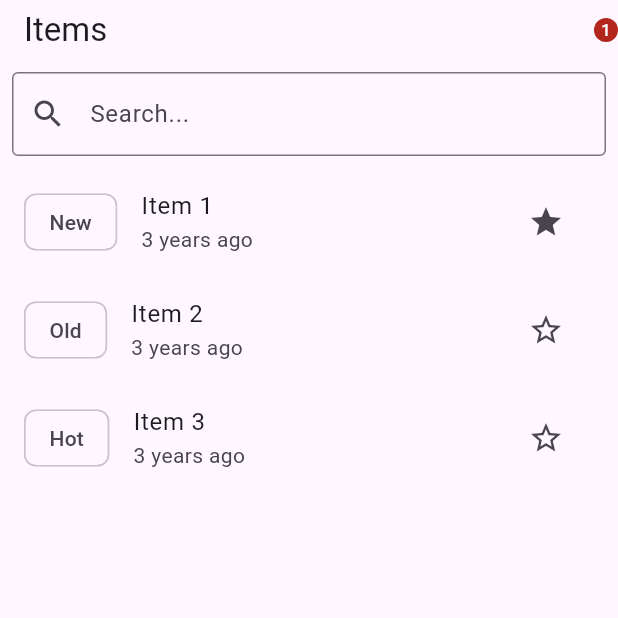
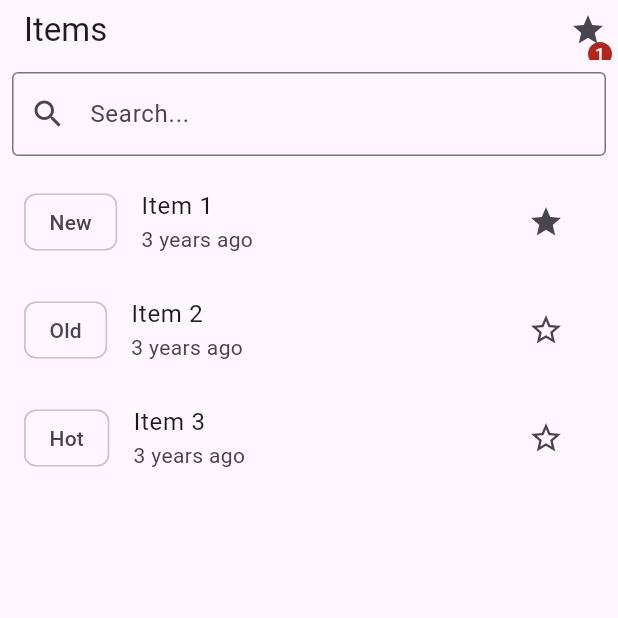
Before and after one commit to Mauricifj/flutter_list, a Flutter app: the ItemsPage screen opened directly, after a tap on the "star border" icon, on a phone screen of 412 x 824 dp, the top half of it. Run offline on Flutter 3.47's test engine with Material 3 defaults, Android fonts, the phone set to English and light mode, and no system bars; our stand-ins replace flutter_riverpod, riverpod, shared_preferences, timeago; accounts and stored records are empty.

Commit message:
Fix favorite counter visibility

```diff
--- a/lib/src/app.dart
+++ b/lib/src/app.dart
@@ -6,6 +6,6 @@ class FlutterListApp extends StatelessWidget {
 
   @override
   Widget build(BuildContext context) {
-    return MaterialApp(home: ItemsPage());
+    return MaterialApp(debugShowCheckedModeBanner: false, home: ItemsPage());
   }
 }
--- a/lib/src/ui/pages/items_page.dart
+++ b/lib/src/ui/pages/items_page.dart
@@ -15,7 +15,17 @@ class ItemsPage extends ConsumerWidget {
     return Scaffold(
       appBar: AppBar(
         title: const Text('Items'),
-        actions: [Badge(label: Text(favCount.toString()))],
+        actions: [
+          if (favCount > 0)
+            Padding(
+              padding: const EdgeInsets.all(8.0),
+              child: Badge(
+                alignment: Alignment.bottomRight,
+                label: Text(favCount.toString()),
+                child: const Icon(Icons.star),
+              ),
+            ),
+        ],
         bottom: PreferredSize(
           preferredSize: const Size.fromHeight(56),
           child: Padding(
```
